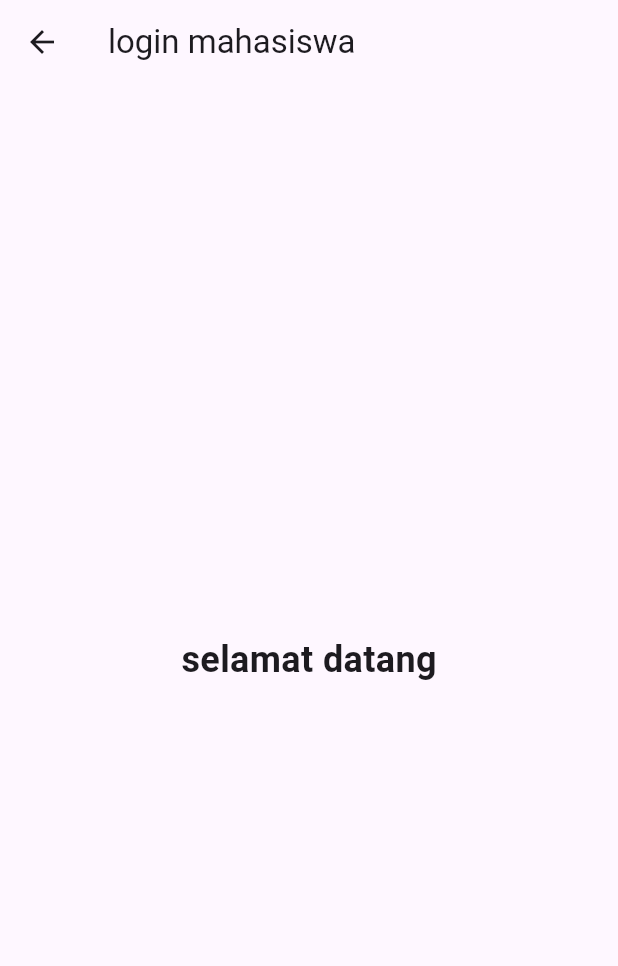
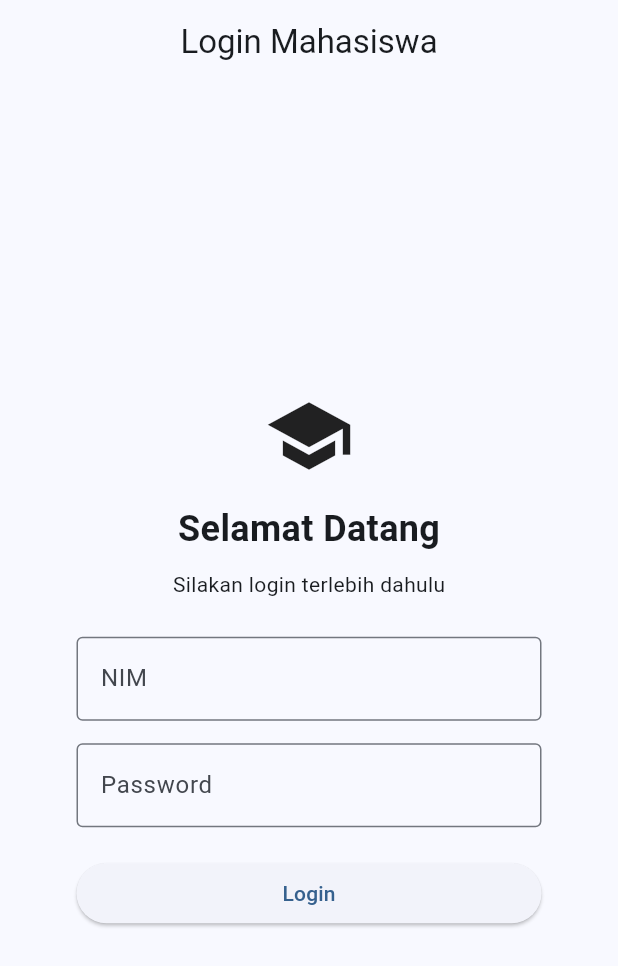
Before and after one commit to ilhambudihandika/uts-pml-1124160152, a Flutter app: the LoginPage screen opened directly, on a phone screen of 412 x 824 dp. Shown: the top 966 px of the screen. Run offline on Flutter 3.47's test engine with Material 3 defaults, Android fonts, the phone set to English and light mode, and no system bars.

Commit message:
Commit 3  Menambahkan form login

```diff
--- a/soal2_profil_app/lib/screens/login_page.dart
+++ b/soal2_profil_app/lib/screens/login_page.dart
@@ -1,22 +1,82 @@
+
 import 'package:flutter/material.dart';
 
-class LoginPage extends StatelessWidget {
+class LoginPage extends StatefulWidget {
   const LoginPage({super.key});
 
+  @override
+  State<LoginPage> createState() => _LoginPageState();
+}
+
+class _LoginPageState extends State<LoginPage> {
   @override
   Widget build(BuildContext context) {
     return Scaffold(
       appBar: AppBar(
-        title: const Text('login mahasiswa'),
+        title: const Text('Login Mahasiswa'),
+        centerTitle: true,
       ),
-    body: const Center(
-      child: Text('selamat datang',
-      style: TextStyle(
-        fontSize: 24,
-        fontWeight: FontWeight.bold,
+      body: Center(
+        child: SizedBox(
+          width: 350,
+          child: Padding(
+            padding: const EdgeInsets.all(20),
+            child: Column(
+              mainAxisAlignment: MainAxisAlignment.center,
+              mainAxisSize: MainAxisSize.min,
+              children: [
+                const Icon(
+                  Icons.school,
+                  size: 60,
+                ),
+
+                const SizedBox(height: 15),
+
+                const Text(
+                  'Selamat Datang',
+                  style: TextStyle(
+                    fontSize: 24,
+                    fontWeight: FontWeight.bold,
+                  ),
+                ),
+
+                const SizedBox(height: 10),
+
+                const Text('Silakan login terlebih dahulu'),
+
+                const SizedBox(height: 25),
+
+                const TextField(
+                  decoration: InputDecoration(
+                    labelText: 'NIM',
+                    border: OutlineInputBorder(),
+                  ),
+                ),
+
+                const SizedBox(height: 15),
+
+                const TextField(
+                  obscureText: true,
+                  decoration: InputDecoration(
+                    labelText: 'Password',
+                    border: OutlineInputBorder(),
+                  ),
+                ),
+
+                const SizedBox(height: 20),
+
+                SizedBox(
+                  width: double.infinity,
+                  child: ElevatedButton(
+                    onPressed: () {},
+                    child: const Text('Login'),
+                  ),
+                ),
+              ],
+            ),
+          ),
+        ),
       ),
-      ),
-    ),
     );
   }
 }
```
Also changed, not shown: soal2_profil_app/lib/main.dart (+9 -105 lines).
